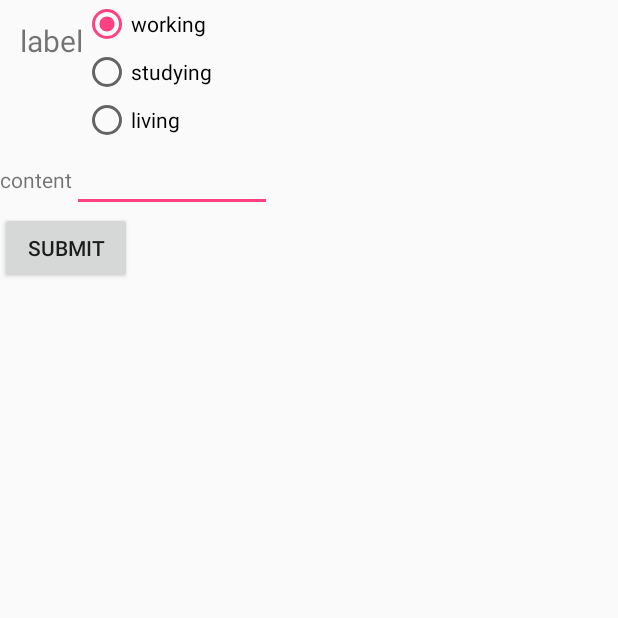
After one commit to LEOch007/SimpleDo, an Android app: the additem screen opened directly, with no data from a screen before it, on a phone screen of 412 x 824 dp, the top half of it. The commit adds this screen. Run offline under Robolectric (Android 15) with nearby library versions, the light colour scheme and no system bars.

Commit message:
第一次简单合并

```diff
--- a/app/src/main/AndroidManifest.xml
+++ b/app/src/main/AndroidManifest.xml
@@ -17,6 +17,8 @@
             </intent-filter>
         </activity>
         <activity android:name=".Datetask"/>
+        <activity android:name=".additem"/>
+        <activity android:name=".UpdateActivity"/>
     </application>
 
 </manifest>
--- /dev/null
+++ b/app/src/main/java/com/gy/linjliang/simpledo/MyDatabase.java
@@ -0,0 +1,85 @@
+package com.gy.linjliang.simpledo;
+
+import android.content.ContentValues;
+import android.content.Context;
+import android.database.sqlite.SQLiteDatabase;
+import android.database.sqlite.SQLiteOpenHelper;
+import android.util.Log;
+
+/**
+ * Created by admin on 2018/1/6.
+ */
+
+public class MyDatabase extends SQLiteOpenHelper {
+    private static final String DB_NAME="Item.db";
+    private static final int DB_VERSION=1;
+    private static final String TABLE_NAME="item";
+    private static final String SQL_CREATE_TABLE="create table "+TABLE_NAME
+            +"(id text not null primary key,"
+            +"label text not null,"
+            +"content text not null,"
+            +"startyear text not null,"
+            +"startmonth text not null,"
+            +"startday text not null,"
+            +"finishyear text not null,"
+            +"finishmonth text not null,"
+            +"finishday text not null,"
+            +"isfinish text,"
+            +"imgpath text,"
+            +"videopath text);";
+
+    public MyDatabase(Context context, String name, SQLiteDatabase.CursorFactory factory, int version) {
+        super(context, name, factory, version);
+    }
+
+    @Override
+    public void onCreate(SQLiteDatabase db) {
+        db.execSQL(SQL_CREATE_TABLE);
+    }
+
+    @Override
+    public void onUpgrade(SQLiteDatabase db, int oldVersion, int newVersion) {
+
+    }
+
+    public void insert(item i){
+        SQLiteDatabase db=getWritableDatabase();
+        ContentValues values=new ContentValues();
+
+        values.put("id",i.getId());
+        values.put("label",i.getLabel());values.put("content",i.getContent());
+        values.put("startyear",i.getStartyear());values.put("startmonth",i.getStartmonth());
+        values.put("startday",i.getStartday());values.put("finishyear",i.getFinishyear());
+        values.put("finishmonth",i.getFinishmonth());values.put("finishday",i.getFinishday());
+        values.put("isfinish",i.getIsfinish());values.put("imgpath",i.getImgpath());
+        values.put("videopath",i.getVideopath());
+
+        db.insert(TABLE_NAME,null,values);
+        Log.d("123","hhh");
+        db.close();
+    }
+
+    public void deleteByid(String id){
+        SQLiteDatabase db=getWritableDatabase();
+        String whereClause="id like ?";
+        String[] whereArgs={id};
+        db.delete(TABLE_NAME,whereClause,whereArgs);
+    }
+
+    public void update(item i){
+        SQLiteDatabase db=getWritableDatabase();
+        String whereClause="id like?";
+        String[] whereArgs={i.getId()};
+        ContentValues values=new ContentValues();
+
+        values.put("label",i.getLabel());values.put("content",i.getContent());
+        values.put("startyear",i.getStartyear());values.put("startmonth",i.getStartmonth());
+        values.put("startday",i.getStartday());values.put("finishyear",i.getFinishyear());
+        values.put("finishmonth",i.getFinishmonth());values.put("finishday",i.getFinishday());
+        values.put("isfinish",i.getIsfinish());values.put("imgpath",i.getImgpath());
+        values.put("videopath",i.getVideopath());
+        db.update(TABLE_NAME,values,whereClause,whereArgs);
+        db.close();
+    }
+
+}
--- /dev/null
+++ b/app/src/main/java/com/gy/linjliang/simpledo/additem.java
@@ -0,0 +1,81 @@
+package com.gy.linjliang.simpledo;
+
+import android.app.Activity;
+import android.content.SharedPreferences;
+import android.os.Bundle;
+import android.support.annotation.IdRes;
+import android.support.annotation.Nullable;
+import android.view.View;
+import android.widget.Button;
+import android.widget.EditText;
+import android.widget.RadioButton;
+import android.widget.RadioGroup;
+import android.widget.Toast;
+
+/**
+ * Created by admin on 2018/1/6.
+ */
+
+public class additem extends Activity {
+    private RadioGroup radioGroup;
+    private Button buttonsubmit;
+    private EditText exitcontent;
+    String id;
+    String label="working";
+    String content;
+    String startyear="2017";
+    String startmonth="1";
+    String startday="1";
+    String finishyear="2017";
+    String finishmonth="1";
+    String finishday="2";
+    String isfinish;   //0:unfinished   1:finished
+    String imgpath;
+    String videopath;
+    private MyDatabase mydb;
+
+    @Override
+    protected void onCreate(@Nullable Bundle savedInstanceState) {
+        super.onCreate(savedInstanceState);
+        setContentView(R.layout.activity_add);
+
+        radioGroup=(RadioGroup) findViewById(R.id.radiolabel);
+        buttonsubmit=(Button)findViewById(R.id.buttonsubmit);
+        exitcontent=(EditText) findViewById(R.id.editcontnet);
+        mydb=new MyDatabase(this,"Item.db",null,1);
+
+        radioGroup.setOnCheckedChangeListener(new RadioGroup.OnCheckedChangeListener() {
+            @Override
+            public void onCheckedChanged(RadioGroup group, @IdRes int checkedId) {
+                int radioButtonId=group.getCheckedRadioButtonId();
+                RadioButton rb=(RadioButton)additem.this.findViewById(radioButtonId);
+                label=rb.getText().toString();
+                //Toast.makeText(additem.this,label,Toast.LENGTH_SHORT).show();
+            }
+        });
+
+        buttonsubmit.setOnClickListener(new View.OnClickListener() {
+            @Override
+            public void onClick(View v) {
+                SharedPreferences pref=getSharedPreferences("itemid",MODE_PRIVATE);
+                int count=pref.getInt("id",0);
+                id=""+count;
+                Toast.makeText(additem.this,id,Toast.LENGTH_SHORT).show();
+
+                content=exitcontent.getText().toString();
+
+                final item i=new item(id,label,content,startyear,startmonth,startday,finishyear,finishmonth,finishday);
+                mydb.insert(i);
+
+                count++;
+                SharedPreferences.Editor editor=getSharedPreferences("itemid",MODE_PRIVATE).edit();
+                editor.putInt("id",count);
+                editor.apply();
+                finish();
+            }
+        });
+
+    }
+
+
+}
--- a/app/src/main/java/com/gy/linjliang/simpledo/item.java
+++ b/app/src/main/java/com/gy/linjliang/simpledo/item.java
@@ -55,4 +55,5 @@ public class item implements Serializable {
     public void setVideopath(String videopath) {this.videopath = videopath;}
 
     public String getId() {return id;}
+    public void setIsfinish(String isfinish){this.isfinish=isfinish;}
 }
--- /dev/null
+++ b/app/src/main/res/layout/activity_add.xml
@@ -0,0 +1,67 @@
+<?xml version="1.0" encoding="utf-8"?>
+<LinearLayout xmlns:android="http://schemas.android.com/apk/res/android"
+    android:orientation="vertical" android:layout_width="match_parent"
+    android:layout_height="match_parent">
+    <LinearLayout
+        android:layout_width="wrap_content"
+        android:layout_height="wrap_content">
+        <TextView
+            android:layout_width="wrap_content"
+            android:layout_height="wrap_content"
+            android:text="label"
+            android:layout_marginTop="20px"
+            android:layout_marginLeft="20px"
+            android:textSize="20dp"
+            />
+
+        <RadioGroup
+            android:layout_width="wrap_content"
+            android:layout_height="wrap_content"
+            android:id="@+id/radiolabel"
+            >
+
+            <RadioButton
+                android:layout_width="wrap_content"
+                android:layout_height="wrap_content"
+                android:id="@+id/labelworking"
+                android:text="working"
+                android:checked="true"
+                />
+            <RadioButton
+                android:layout_width="wrap_content"
+                android:layout_height="wrap_content"
+                android:id="@+id/labelstudying"
+                android:text="studying"
+                />
+            <RadioButton
+                android:layout_width="wrap_content"
+                android:layout_height="wrap_content"
+                android:id="@+id/labelliving"
+                android:text="living"
+                />
+        </RadioGroup>
+
+    </LinearLayout>
+    <LinearLayout
+        android:layout_width="wrap_content"
+        android:layout_height="wrap_content">
+        <TextView
+            android:layout_width="wrap_content"
+            android:layout_height="wrap_content"
+            android:text="content"
+            />
+        <EditText
+            android:layout_width="wrap_content"
+            android:layout_height="wrap_content"
+            android:width="200px"
+            android:id="@+id/editcontnet"
+            />
+    </LinearLayout>
+    <Button
+        android:layout_width="wrap_content"
+        android:layout_height="wrap_content"
+        android:text="submit"
+        android:id="@+id/buttonsubmit"
+        />
+
+</LinearLayout>
```
Also changed, not shown: app/src/main/java/com/gy/linjliang/simpledo/MainActivity.java (+108 -0 lines), app/src/main/java/com/gy/linjliang/simpledo/UpdateActivity.java (added, +67 -0 lines), app/src/main/res/layout/activity_main.xml (+21 -0 lines), app/src/main/res/layout/activity_update.xml (added, +68 -0 lines), app/src/main/res/layout/item_detail.xml (added, +30 -0 lines).
